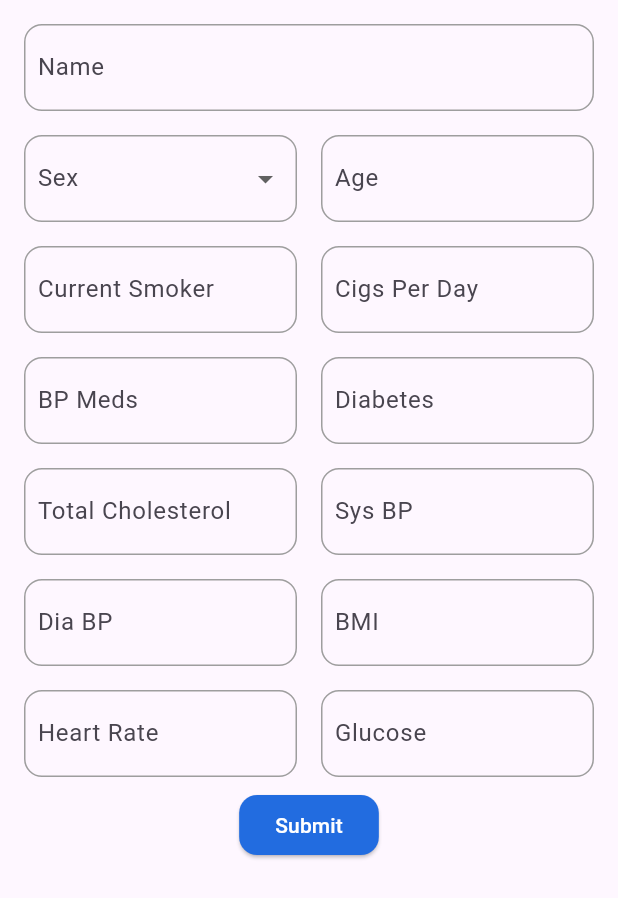
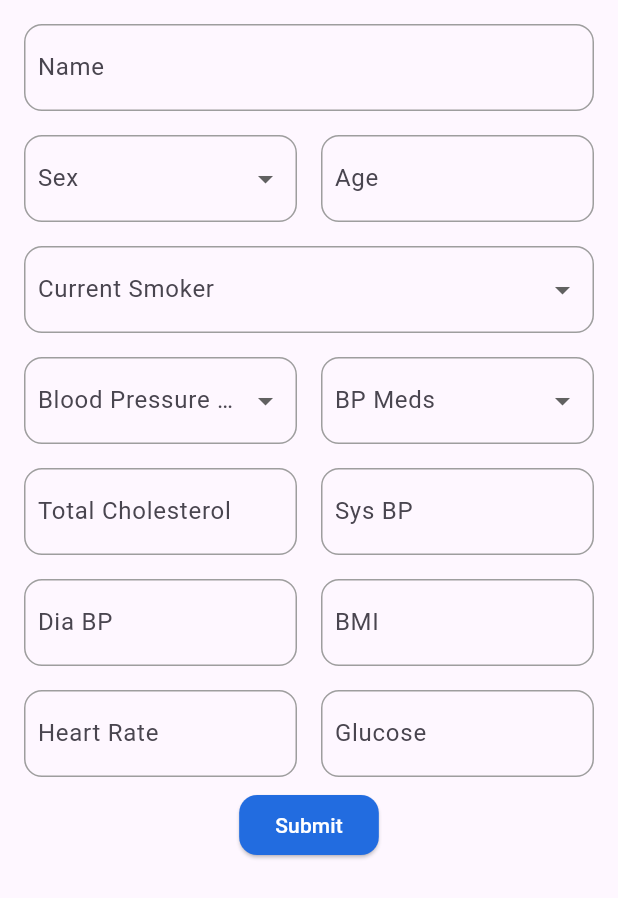
Before and after one commit to AdnanBolifa/graduation_app, a Flutter app: the HypertensionScreen widget shown alone on an empty page, opened directly, after a tap on "Submit", on a phone screen of 412 x 824 dp. Shown: the top 898 px of the screen. Run offline on Flutter 3.47's test engine with Material 3 defaults, Android fonts, the phone set to English and light mode, and no system bars; our stand-ins replace connectivity, curved_navigation_bar, flutter_secure_storage, fluttertoast, font_awesome_flutter, permission_handler; accounts and stored records are empty.

```diff
--- a/lib/data/api_config.dart
+++ b/lib/data/api_config.dart
@@ -1,6 +1,6 @@
 class APIConfig {
   //* Base URL for the API
-  static const String _baseUrl = 'https://api.adnan.ly/api/';
+  static const String _baseUrl = 'http://0.0.0.0:8080/api/';
 
   // URLs for specific API endpoints
   static String loginUrl = "${_baseUrl}login/";
--- a/lib/data/features_config.dart
+++ b/lib/data/features_config.dart
@@ -55,3 +55,92 @@ class Heart {
     };
   }
 }
+
+class Diabetes {
+  final String name;
+  final int pregnancies;
+  final int glucose;
+  final int bloodPressure;
+  final int skinThickness;
+  final int insulin;
+  final double bmi;
+  final double diabetesPedigreeFunction;
+  final int age;
+  final int sex;
+
+  Diabetes({
+    required this.name,
+    required this.sex,
+    required this.pregnancies,
+    required this.glucose,
+    required this.bloodPressure,
+    required this.skinThickness,
+    required this.insulin,
+    required this.bmi,
+    required this.diabetesPedigreeFunction,
+    required this.age,
+  });
+  Map<String, dynamic> toJson() {
+    return {
+      'patientName': name,
+      'Pregnancies': pregnancies,
+      'Glucose': glucose,
+      'BloodPressure': bloodPressure,
+      'SkinThickness': skinThickness,
+      'Insulin': insulin,
+      'BMI': bmi,
+      'DiabetesPedigreeFunction': diabetesPedigreeFunction,
+      'age': age,
+      'sex': sex,
+    };
+  }
+}
+class Hypertension {
+  final String name;
+  final int sex;
+  final int age;
+  final int currentSmoker;
+  final int cigsPerDay;
+  final int BPMeds;
+  final int diabetes;
+  final int totChol;
+  final int sysBP;
+  final int diaBP;
+  final double bmi;
+  final int heartRate;
+  final int glucose;
+
+  Hypertension({
+    required this.name,
+    required this.sex,
+    required this.age,
+    required this.currentSmoker,
+    required this.cigsPerDay,
+    required this.BPMeds,
+    required this.diabetes,
+    required this.totChol,
+    required this.sysBP,
+    required this.diaBP,
+    required this.bmi,
+    required this.heartRate,
+    required this.glucose,
+  });
+
+  Map<String, dynamic> toJson() {
+    return {
+      'patientName': name,
+      'sex': sex,
+      'age': age,
+      'currentSmoker': currentSmoker,
+      'cigsPerDay': cigsPerDay,
+      'BPMeds': BPMeds,
+      'diabetes': diabetes,
+      'totChol': totChol,
+      'sysBP': sysBP,
+      'diaBP': diaBP,
+      'BMI': bmi,
+      'heartRate': heartRate,
+      'glucose': glucose,
+    };
+  }
+}
--- a/lib/main.dart
+++ b/lib/main.dart
@@ -5,7 +5,6 @@ import 'package:jwt_auth/screens/history.dart';
 import 'package:jwt_auth/screens/login.dart';
 import 'package:jwt_auth/screens/signup.dart';
 import 'package:jwt_auth/services/auth_service.dart';
-import 'package:jwt_auth/screens/heart.dart';
 import 'package:jwt_auth/theme/colors.dart';
 import 'package:jwt_auth/theme/theme.dart';
 
--- a/lib/screens/heart.dart
+++ b/lib/screens/heart.dart
@@ -1,9 +1,7 @@
 // ignore_for_file: non_constant_identifier_names
 import 'package:flutter/material.dart';
 import 'package:http/http.dart' as http;
-import 'package:jwt_auth/screens/login.dart';
 import 'package:jwt_auth/services/api_service.dart';
-import 'package:jwt_auth/services/auth_service.dart';
 import 'package:jwt_auth/theme/colors.dart';
 
 class HeartScreen extends StatefulWidget {
--- a/lib/screens/hypertention.dart
+++ b/lib/screens/hypertention.dart
@@ -1,4 +1,10 @@
+// ignore_for_file: non_constant_identifier_names
+
 import 'package:flutter/material.dart';
+import 'package:jwt_auth/theme/colors.dart';
+import 'package:flutter/material.dart';
+import 'package:http/http.dart' as http;
+import 'package:jwt_auth/services/api_service.dart';
 import 'package:jwt_auth/theme/colors.dart';
 
 class HypertensionScreen extends StatefulWidget {
@@ -9,36 +15,34 @@ class HypertensionScreen extends StatefulWidget {
 }
 
 class HypertensionScreenState extends State<HypertensionScreen> {
-  final TextEditingController currentSmokerController = TextEditingController();
-  final TextEditingController cigsPerDayController = TextEditingController();
-  final TextEditingController bpMedsController = TextEditingController();
-  final TextEditingController diabetesController = TextEditingController();
+  final TextEditingController nameController = TextEditingController();
+  final TextEditingController ageController = TextEditingController();
   final TextEditingController totCholController = TextEditingController();
   final TextEditingController sysBPController = TextEditingController();
   final TextEditingController diaBPController = TextEditingController();
-  final TextEditingController bmiController = TextEditingController();
+  final TextEditingController BMIController = TextEditingController();
   final TextEditingController heartRateController = TextEditingController();
   final TextEditingController glucoseController = TextEditingController();
-
-  final TextEditingController nameController = TextEditingController();
-  final TextEditingController ageController = TextEditingController();
+  final TextEditingController cigsPerDayController =
+      TextEditingController(text: '0');
 
   String? sex;
+  String? currentSmoker;
+  String? BPMeds;
+  String? prevalentStroke;
+  String? prevalentHyp;
+  String? diabetes;
 
   @override
   void dispose() {
-    currentSmokerController.dispose();
+    ageController.dispose();
     cigsPerDayController.dispose();
-    bpMedsController.dispose();
-    diabetesController.dispose();
     totCholController.dispose();
     sysBPController.dispose();
     diaBPController.dispose();
-    bmiController.dispose();
+    BMIController.dispose();
     heartRateController.dispose();
     glucoseController.dispose();
-    nameController.dispose();
-    ageController.dispose();
     super.dispose();
   }
 
@@ -80,35 +84,51 @@ class HypertensionScreenState extends State<HypertensionScreen> {
             Row(
               children: [
                 Expanded(
-                  child: _buildTextField(
-                    controller: currentSmokerController,
+                  child: _buildDropdownField(
                     label: 'Current Smoker',
-                    hint: 'Yes/No',
+                    value: currentSmoker,
+                    items: const [
+                      DropdownMenuItem(value: '0', child: Text('No')),
+                      DropdownMenuItem(value: '1', child: Text('Yes')),
+                    ],
+                    onChanged: (value) {
+                      setState(() {
+                        currentSmoker = value;
+                        if (value == '0') {
+                          cigsPerDayController.text = '0';
+                        }
+                      });
+                    },
                   ),
                 ),
-                Expanded(
-                  child: _buildTextField(
+                _buildTextField(
                     controller: cigsPerDayController,
-                    label: 'Cigs Per Day',
-                    hint: 'Number of cigarettes smoked per day',
-                  ),
-                ),
+                    label: 'Cigarettes Per Day',
+                    isVisible: currentSmoker == '1'),
               ],
             ),
             Row(
               children: [
                 Expanded(
-                  child: _buildTextField(
-                    controller: bpMedsController,
-                    label: 'BP Meds',
-                    hint: 'Yes/No',
+                  child: _buildDropdownField(
+                    label: 'Blood Pressure Medication',
+                    value: BPMeds,
+                    items: const [
+                      DropdownMenuItem(value: '0', child: Text('No')),
+                      DropdownMenuItem(value: '1', child: Text('Yes')),
+                    ],
+                    onChanged: (value) => setState(() => BPMeds = value),
                   ),
                 ),
                 Expanded(
-                  child: _buildTextField(
-                    controller: diabetesController,
-                    label: 'Diabetes',
-                    hint: 'Yes/No',
+                  child: _buildDropdownField(
+                    label: 'BP Meds',
+                    value: diabetes,
+                    items: const [
+                      DropdownMenuItem(value: '0', child: Text('No')),
+                      DropdownMenuItem(value: '1', child: Text('Yes')),
+                    ],
+                    onChanged: (value) => setState(() => diabetes = value),
                   ),
                 ),
               ],
@@ -142,7 +162,7 @@ class HypertensionScreenState extends State<HypertensionScreen> {
                 ),
                 Expanded(
                   child: _buildTextField(
-                    controller: bmiController,
+                    controller: BMIController,
                     label: 'BMI',
                     hint: 'Body Mass Index',
                   ),
@@ -187,10 +207,13 @@ class HypertensionScreenState extends State<HypertensionScreen> {
   Widget _buildTextField({
     required TextEditingController controller,
     required String label,
+    bool isVisible = true,
+    bool isNumber = true,
     String? hint,
-    bool isNumber = true,
   }) {
-    return Padding(
+    return Visibility(
+      visible: isVisible,
+      child: Padding(
         padding: const EdgeInsets.all(8.0),
         child: Container(
           decoration: BoxDecoration(
@@ -210,6 +233,7 @@ class HypertensionScreenState extends State<HypertensionScreen> {
                 ),
                 keyboardType:
                     isNumber ? TextInputType.number : TextInputType.text,
+              ),
             ),
           ),
         ),
@@ -270,6 +294,27 @@ class HypertensionScreenState extends State<HypertensionScreen> {
   }
 
   Future<void> _submitData(BuildContext context) async {
-    // Add your data submission logic here
+    http.Response response = await ApiService.submitHypertensionData(
+      context: context,
+      nameController: nameController,
+      ageController: ageController,
+      cigsPerDayController: cigsPerDayController,
+      diaBPController: TextEditingController(text: diabetes),
+      totCholController: totCholController,
+      heartRateController: heartRateController,
+      glucoseController: glucoseController,
+      sysBPController: sysBPController,
+      BPMedsController: TextEditingController(text: BPMeds),
+      currentSmokerController: TextEditingController(text: currentSmoker),
+      sexController: TextEditingController(text: sex),
+      diabetesController: diaBPController,
+      bmiController: BMIController,
+    );
+    if (response.statusCode == 200) {
+      int prediction = ApiService.getPrediction(response);
+      _showPredictionDialog(context, prediction);
+    } else {
+      ApiService.handleError(response);
     }
   }
+}
--- a/lib/screens/settings.dart
+++ b/lib/screens/settings.dart
@@ -1,5 +1,4 @@
 import 'package:flutter/material.dart';
-import 'package:jwt_auth/services/api_service.dart';
 import 'package:jwt_auth/services/auth_service.dart';
 
 class SettingsPage extends StatefulWidget {
--- a/lib/services/api_service.dart
+++ b/lib/services/api_service.dart
@@ -50,6 +50,99 @@ class ApiService {
 
     final Map<String, dynamic> requestBody = data.toJson();
     requestBody['prediction_type'] = 'heart';
+    final response = await http.post(
+      url,
+      headers: <String, String>{
+        'Authorization': 'Bearer $accessToken',
+        'Content-Type': 'application/json; charset=UTF-8',
+      },
+      body: jsonEncode(requestBody),
+    );
+
+    return response;
+  }
+
+  static Future<http.Response> submitDiabetesBasicData({
+    required BuildContext context,
+    required TextEditingController nameController,
+    required TextEditingController ageController,
+    required TextEditingController pregnanciesController,
+    required TextEditingController glucoseController,
+    required TextEditingController bloodPressureController,
+    required TextEditingController skinThicknessController,
+    required TextEditingController insulinController,
+    required TextEditingController bmiController,
+    required TextEditingController diabetesPedigreeFunctionController,
+    required TextEditingController sexController,
+  }) async {
+    final Diabetes data = Diabetes(
+      name: nameController.text,
+      pregnancies: int.parse(pregnanciesController.text),
+      glucose: int.parse(glucoseController.text),
+      bloodPressure: int.parse(bloodPressureController.text),
+      skinThickness: int.parse(skinThicknessController.text),
+      insulin: int.parse(insulinController.text),
+      bmi: double.parse(bmiController.text),
+      diabetesPedigreeFunction:
+          double.parse(diabetesPedigreeFunctionController.text),
+      sex: int.parse(sexController.text),
+      age: int.parse(ageController.text),
+    );
+    final accessToken = await AuthService().getAccessToken();
+    final Uri url = Uri.parse(APIConfig.predictUrl);
+
+    final Map<String, dynamic> requestBody = data.toJson();
+    requestBody['prediction_type'] = 'diabetes';
+    final response = await http.post(
+      url,
+      headers: <String, String>{
+        'Authorization': 'Bearer $accessToken',
+        'Content-Type': 'application/json; charset=UTF-8',
+      },
+      body: jsonEncode(requestBody),
+    );
+
+    return response;
+  }
+
+  static Future<http.Response> submitHypertensionData({
+    required BuildContext context,
+    required TextEditingController nameController,
+    required TextEditingController ageController,
+    required TextEditingController sexController,
+    required TextEditingController currentSmokerController,
+    required TextEditingController cigsPerDayController,
+    required TextEditingController BPMedsController,
+    required TextEditingController diabetesController,
+    required TextEditingController totCholController,
+    required TextEditingController sysBPController,
+    required TextEditingController diaBPController,
+    required TextEditingController bmiController,
+    required TextEditingController heartRateController,
+    required TextEditingController glucoseController,
+  }) async {
+    final Hypertension data = Hypertension(
+      name: nameController.text,
+      age: int.parse(ageController.text),
+      sex: int.parse(sexController.text),
+      currentSmoker: int.parse(currentSmokerController.text),
+      cigsPerDay: int.parse(cigsPerDayController.text),
+      BPMeds: int.parse(BPMedsController.text),
+      diabetes: int.parse(diabetesController.text),
+      totChol: int.parse(totCholController.text),
+      sysBP: int.parse(sysBPController.text),
+      diaBP: int.parse(diaBPController.text),
+      bmi: double.parse(bmiController.text),
+      heartRate: int.parse(heartRateController.text),
+      glucose: int.parse(glucoseController.text),
+    );
+
+    final accessToken = await AuthService().getAccessToken();
+    final Uri url = Uri.parse(APIConfig.predictUrl);
+
+    final Map<String, dynamic> requestBody = data.toJson();
+    requestBody['prediction_type'] = 'hypertension';
+
     final response = await http.post(
       url,
       headers: <String, String>{
```
Also changed, not shown: lib/screens/diabetes.dart (+21 -19 lines). Lines whose indentation alone changed are shown as unchanged.
